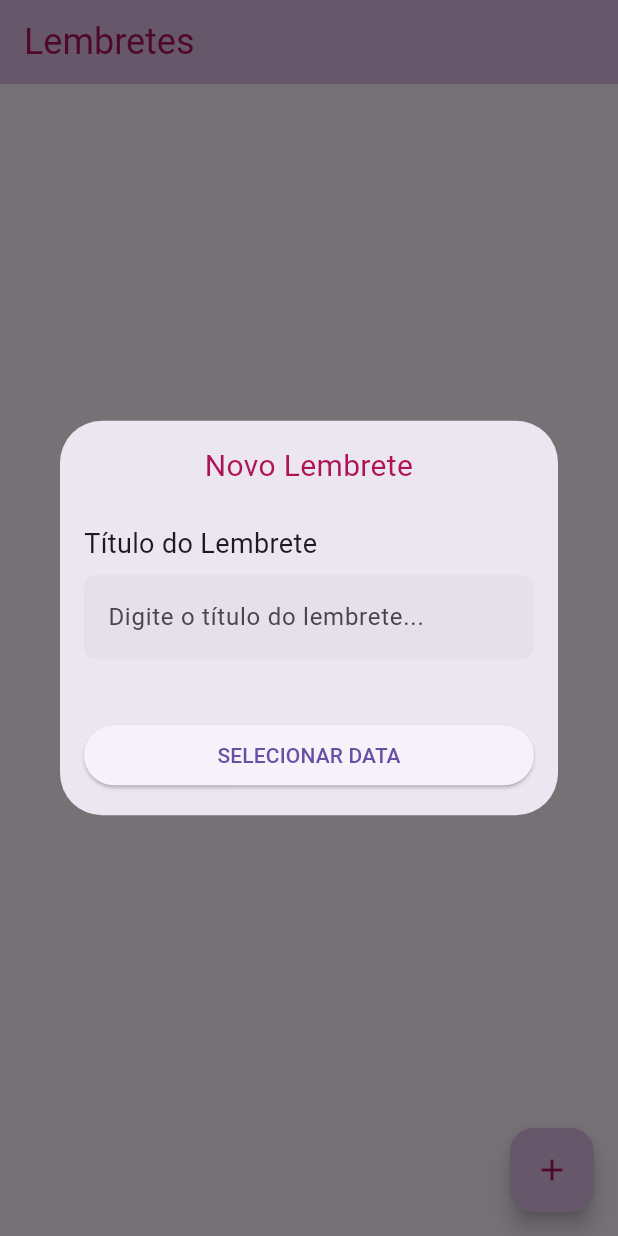
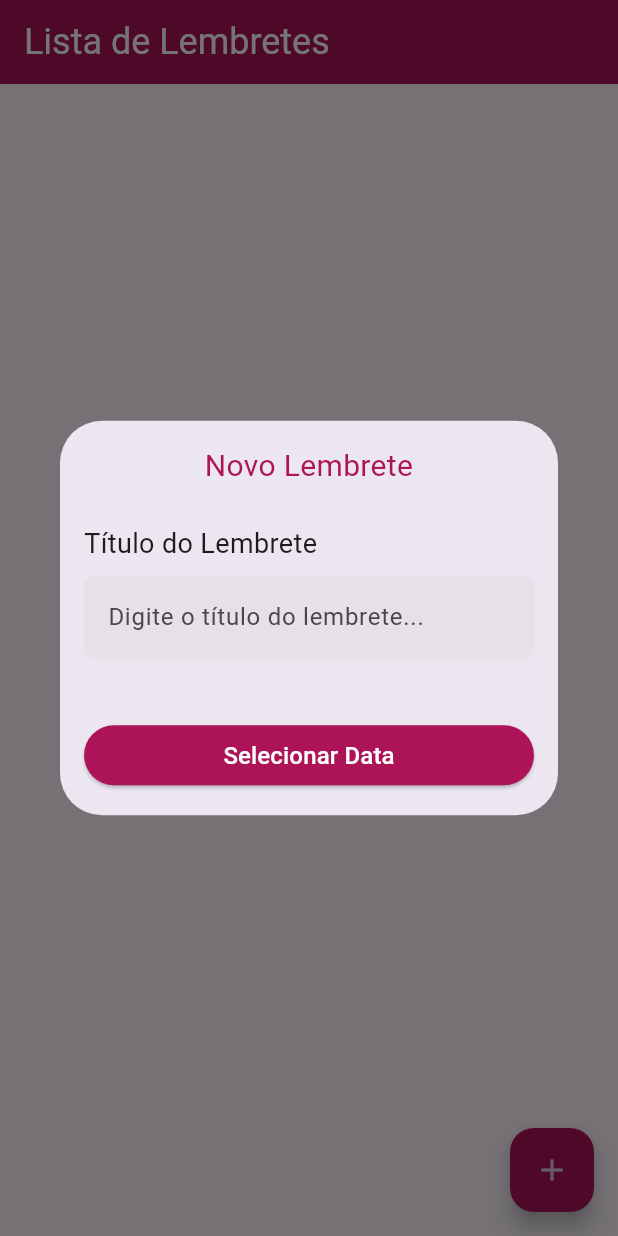
Before and after one commit to leticiatakenaka/reminder-app, a Flutter app: the screen it shows after launch, after a tap on the "add" icon, on a phone screen of 412 x 824 dp. Run offline on Flutter 3.47's test engine with Material 2 defaults, Android fonts, the phone set to English and light mode, and no system bars; our stand-ins replace cloud_firestore, firebase_core; accounts and stored records are empty.

Commit message:
alteração de cores

```diff
--- a/lib/view/formulario.dart
+++ b/lib/view/formulario.dart
@@ -97,7 +97,16 @@ class _FormularioDialogState extends State<FormularioDialog> {
                                     });
                                   }
                                 },
-                                child: const Text("SELECIONAR DATA"),
+                                style: ElevatedButton.styleFrom(
+                                  foregroundColor: Colors.white,
+                                  backgroundColor: const Color(0xFFAD1457),
+                                ),
+                                child: const Text(
+                                  "Selecionar Data",
+                                  style: TextStyle(
+                                    fontSize: 16,
+                                  ),
+                                ),
                               ),
                             ]),
                       )
@@ -134,10 +143,17 @@ class _FormularioDialogState extends State<FormularioDialog> {
                                   }
                                   Navigator.pop(context);
                                 },
+                                style: ElevatedButton.styleFrom(
+                                  foregroundColor: Colors.white,
+                                  backgroundColor: const Color(0xFFAD1457),
+                                ),
                                 child: Text(
                                   widget.atualizar
-                                      ? "ATUALIZAR LEMBRETE"
-                                      : "ADICIONAR LEMBRETE",
+                                      ? "Atualizar Lembrete"
+                                      : "Adicionar Lembrete",
+                                  style: const TextStyle(
+                                    fontSize: 16,
+                                  ),
                                 ))
                           ]))));
   }
--- a/lib/view/home.dart
+++ b/lib/view/home.dart
@@ -19,19 +19,16 @@ class Home extends StatelessWidget {
   Widget build(BuildContext context) {
     return Scaffold(
         appBar: AppBar(
-          title: const Text("Lembretes",
-              style: TextStyle(
-                fontSize: 24,
-                color: Color(0xFFAD1457),
-              )),
-          backgroundColor: const Color(0xFFE1BEE7),
+          backgroundColor: const Color(0xFFAD1457),
+          title: const Text("Lista de Lembretes",
+              style: TextStyle(fontSize: 24, color: Colors.white)),
         ),
         floatingActionButton: FloatingActionButton(
             onPressed: () {
               _mostrarFormulario(context, false, null);
             },
-            backgroundColor: const Color(0xFFE1BEE7),
-            foregroundColor: const Color(0xFFAD1457),
+            backgroundColor: const Color(0xFFAD1457),
+            foregroundColor: const Color(0xFFE1BEE7),
             child: const Row(
                 mainAxisAlignment: MainAxisAlignment.center,
                 children: [
```
